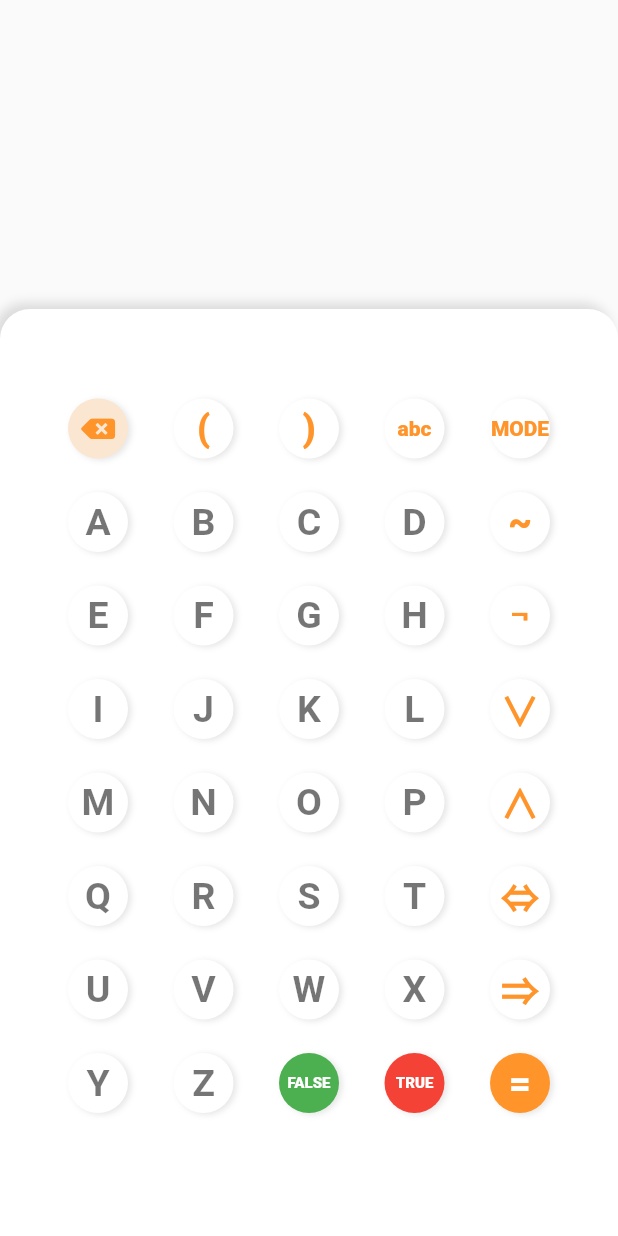
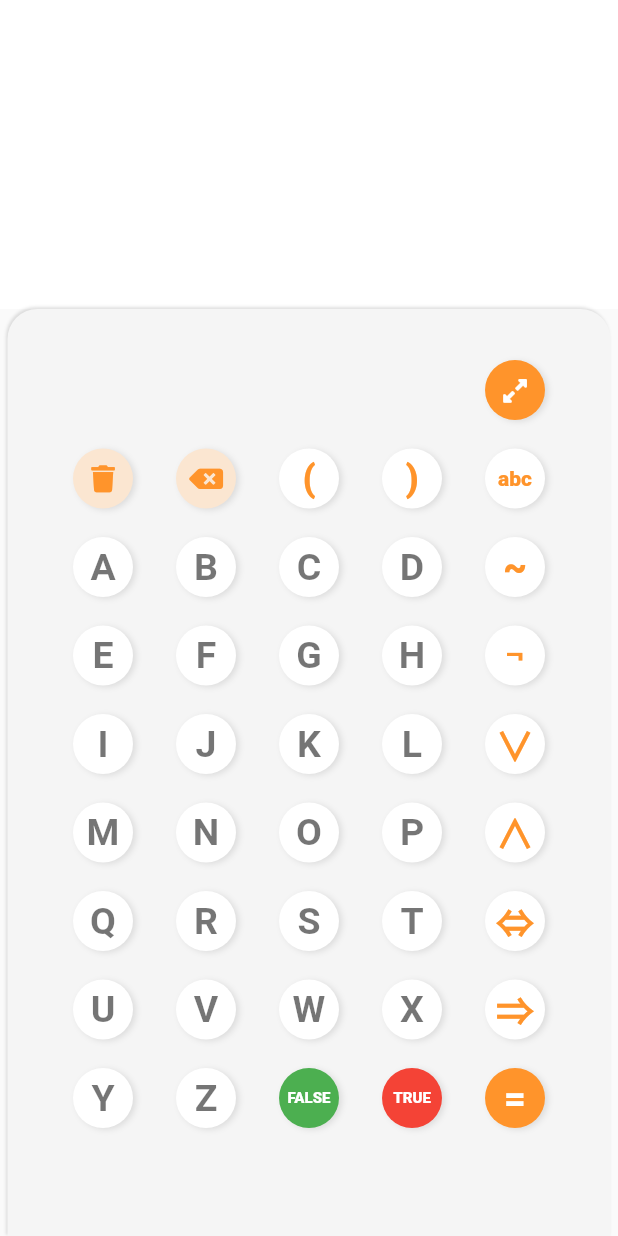
Before and after one commit to JovannyRch/tablas_de_verdad_flutter, a Flutter app: the screen it shows after launch, on a phone screen of 412 x 824 dp. Run offline on Flutter 3.47's test engine with Material 2 defaults, Android fonts, the phone set to English and light mode, and no system bars; our stand-ins replace font_awesome_flutter.

Commit message:
Updated home screen UI

```diff
--- a/lib/models/Step.dart
+++ b/lib/models/Step.dart
@@ -8,12 +8,11 @@ class StepProcess {
   bool isSingleVariable;
   int index;
   static int currentIndex = 0;
-
-  TruthTable table;
+  static int labelIndex = 0;
 
   StepProcess({this.variable1, this.variable2, this.operator, this.isSingleVariable = false}){
-    index = ++currentIndex;
-    table = new TruthTable(this.toString());
+    index = ++labelIndex;
+    currentIndex++;
   }
 
   @override
--- a/lib/models/TruthTable.dart
+++ b/lib/models/TruthTable.dart
@@ -82,6 +82,7 @@ class TruthTable {
     variables.sort();
     createColumnsForVariables();
     StepProcess.currentIndex = variables.length-1;
+    StepProcess.labelIndex = 0;
     //Get steps
     getSteps(postfix);
 
@@ -388,9 +389,6 @@ class TruthTable {
 
   }
 
-  int get nextKey {
-    return ++keyStepGenerator;
-  }
 
 
   bool _checkCanAddStep(StepProcess step){
--- a/lib/screens/home_screen.dart
+++ b/lib/screens/home_screen.dart
@@ -2,6 +2,7 @@ import 'package:flutter/material.dart';
 import 'package:font_awesome_flutter/font_awesome_flutter.dart';
 import 'package:tablas_de_verdad/const/conts.dart';
 import 'package:tablas_de_verdad/helpers/alerts.dart';
+import 'package:tablas_de_verdad/models/Operator.dart';
 import 'package:tablas_de_verdad/models/TruthTable.dart';
 import 'package:tablas_de_verdad/models/operators.dart';
 import 'package:tablas_de_verdad/provider/AppProvider.dart';
@@ -51,30 +52,55 @@ class _HomeScreenState extends State<HomeScreen> {
     return Expanded(
       child: Container(
         padding: EdgeInsets.all(15.0),
+        margin: EdgeInsets.symmetric(horizontal: 5.0),
         decoration: BoxDecoration(
-            color: Colors.white,
+            color: Colors.grey.shade100,
             borderRadius: BorderRadius.only(
                 topLeft: Radius.circular(20.0),
                 topRight: Radius.circular(20.0)),
             boxShadow: [
               BoxShadow(
-                offset: Offset(-4, -4),
+                offset: Offset(-1, -1),
                 color: Colors.black12,
-                blurRadius: 5.0,
+                blurRadius: 1.0,
               ),
             ]),
         child: Column(
           mainAxisAlignment: MainAxisAlignment.spaceEvenly,
           children: [
             appProvider.isBasic
-                ? Container()
+                ? Row(
+                    mainAxisAlignment: MainAxisAlignment.spaceEvenly,
+                    children: [
+                      Container(
+                        width: 40.0,
+                        height: 10.0,
+                      ),
+                      Container(
+                        width: 40.0,
+                        height: 10.0,
+                      ),
+                      Container(
+                        width: 40.0,
+                        height: 10.0,
+                      ),
+                      Container(
+                        width: 40.0,
+                        height: 10.0,
+                      ),
+                      Button(
+                        onTap: handleClickButton,
+                        label: Operators.MODE.value,
+                        isOperator: true,
+                        icon: appProvider.isBasic
+                            ? FontAwesomeIcons.expandAlt
+                            : FontAwesomeIcons.compressAlt,
+                      ),
+                    ],
+                  )
                 : Row(
                     mainAxisAlignment: MainAxisAlignment.spaceEvenly,
                     children: [
-                      Button(
-                          icon: FontAwesomeIcons.trash,
-                          onTap: handleClickButton,
-                          label: CLEAR_INPUT),
                       Button(
                           onTap: handleClickButton,
                           label: "[",
@@ -91,11 +117,24 @@ class _HomeScreenState extends State<HomeScreen> {
                           onTap: handleClickButton,
                           label: "}",
                           isOperator: true),
+                      Button(
+                        onTap: handleClickButton,
+                        label: Operators.MODE.value,
+                        isOperator: true,
+                        icon: appProvider.isBasic
+                            ? FontAwesomeIcons.expandAlt
+                            : FontAwesomeIcons.compressAlt,
+                      ),
                     ],
                   ),
             Row(
               mainAxisAlignment: MainAxisAlignment.spaceEvenly,
               children: [
+                Button(
+                  icon: FontAwesomeIcons.trash,
+                  onTap: handleClickButton,
+                  label: CLEAR_INPUT,
+                ),
                 Button(
                   icon: FontAwesomeIcons.backspace,
                   onTap: handleClickButton,
@@ -107,16 +146,16 @@ class _HomeScreenState extends State<HomeScreen> {
                     onTap: handleClickButton,
                     label: Operators.ABC.value,
                     isOperator: true),
-                Button(
-                    onTap: handleClickButton, label: "MODE", isOperator: true),
               ],
             ),
             _rowLettersWithOperator("A", "B", "C", "D", Operators.NOT.value),
             _rowLettersWithOperator("E", "F", "G", "H", Operators.NOT2.value),
             _rowLettersWithOperator("I", "J", "K", "L", Operators.OR.value),
             _rowLettersWithOperator("M", "N", "O", "P", Operators.AND.value),
-            _rowLettersWithOperator("Q", "R", "S", "T", Operators.BICODICIONAL.value),
-            _rowLettersWithOperator("U", "V", "W", "X", Operators.CODICIONAL.value),
+            _rowLettersWithOperator(
+                "Q", "R", "S", "T", Operators.BICODICIONAL.value),
+            _rowLettersWithOperator(
+                "U", "V", "W", "X", Operators.CODICIONAL.value),
             Row(
               mainAxisAlignment: MainAxisAlignment.spaceEvenly,
               children: [
@@ -218,14 +257,11 @@ class _HomeScreenState extends State<HomeScreen> {
       handleGoResult();
     } else if (label == Operators.MODE.value) {
       appProvider.changeMode();
-    }
-    else if(label == Operators.TRUE.value){
+    } else if (label == Operators.TRUE.value) {
       appProvider.addLeter("1");
-    }
-    else if(label == Operators.FALSE.value){
+    } else if (label == Operators.FALSE.value) {
       appProvider.addLeter("0");
-    }
-     else {
+    } else {
       appProvider.addLeter(label);
     }
   }
@@ -233,14 +269,13 @@ class _HomeScreenState extends State<HomeScreen> {
   void handleGoResult() {
     //TODO: Check if input is correctly formed
 
-    if(appProvider.input.isEmpty){
+    if (appProvider.input.isEmpty) {
       showSnackBarMessage(context, EMPTY_INPUT_MESSAGE);
       return;
     }
 
     TruthTable t = new TruthTable(appProvider.input);
     bool isValid = t.convertInfixToPostix();
-
 
     if (!isValid) {
       showSnackBarMessage(context, t.errorMessage);
@@ -256,7 +291,10 @@ class _HomeScreenState extends State<HomeScreen> {
 
     Navigator.push(
       context,
-      MaterialPageRoute(builder: (context) => ResultScreen(table: t,)),
+      MaterialPageRoute(
+          builder: (context) => ResultScreen(
+                table: t,
+              )),
     );
   }
 
--- a/lib/screens/result_screen.dart
+++ b/lib/screens/result_screen.dart
@@ -218,8 +218,8 @@ class _ResultScreenState extends State<ResultScreen> {
       table: widget.table,
       columsKeys: [
         ...widget.table.variables,
-        widget.table.steps.last.toString(),
       ],
+      resultColumnKey: widget.table.steps.last.toString(),
     );
   }
 }
--- a/lib/widgets/ButtonWidget.dart
+++ b/lib/widgets/ButtonWidget.dart
@@ -56,7 +56,7 @@ class Button extends StatelessWidget {
       return FaIcon(
         icon,
         size: 18.0,
-        color: kMainColor,
+        color: label == Operators.MODE.value? Colors.white:kMainColor,
       );
     }
     return Text(
@@ -97,7 +97,6 @@ class Button extends StatelessWidget {
         label == Operators.TRUE.value) {
       return Colors.white;
     }
-
     if (isOperator) {
       return kMainColor;
     }
@@ -134,10 +133,17 @@ class Button extends StatelessWidget {
       return Colors.red;
     }
 
+    if(label == Operators.MODE.value){
+      return kMainColor;
+    }
+
     if (isOperator) {
       return Colors.white;
     }
 
+
+
+
     return Colors.white;
   }
 }
--- a/lib/widgets/DisplayWidget.dart
+++ b/lib/widgets/DisplayWidget.dart
@@ -1,5 +1,6 @@
 import 'package:flutter/material.dart';
 import 'package:provider/provider.dart';
+import 'package:tablas_de_verdad/const/conts.dart';
 import 'package:tablas_de_verdad/provider/AppProvider.dart';
 
 class Display extends StatelessWidget {
@@ -19,6 +20,7 @@ class Display extends StatelessWidget {
       width: double.infinity,
       padding: EdgeInsets.only(bottom: 10.0, right: 20.0),
       decoration: BoxDecoration(
+        color: Colors.white,
       ),
       child: Column(
         mainAxisAlignment: MainAxisAlignment.end,
```
Also changed, not shown: lib/screens/step_by_step_screen.dart (+2 -11 lines), lib/widgets/StepWidget.dart (+75 -11 lines), lib/widgets/TableWidget.dart (+23 -6 lines).
